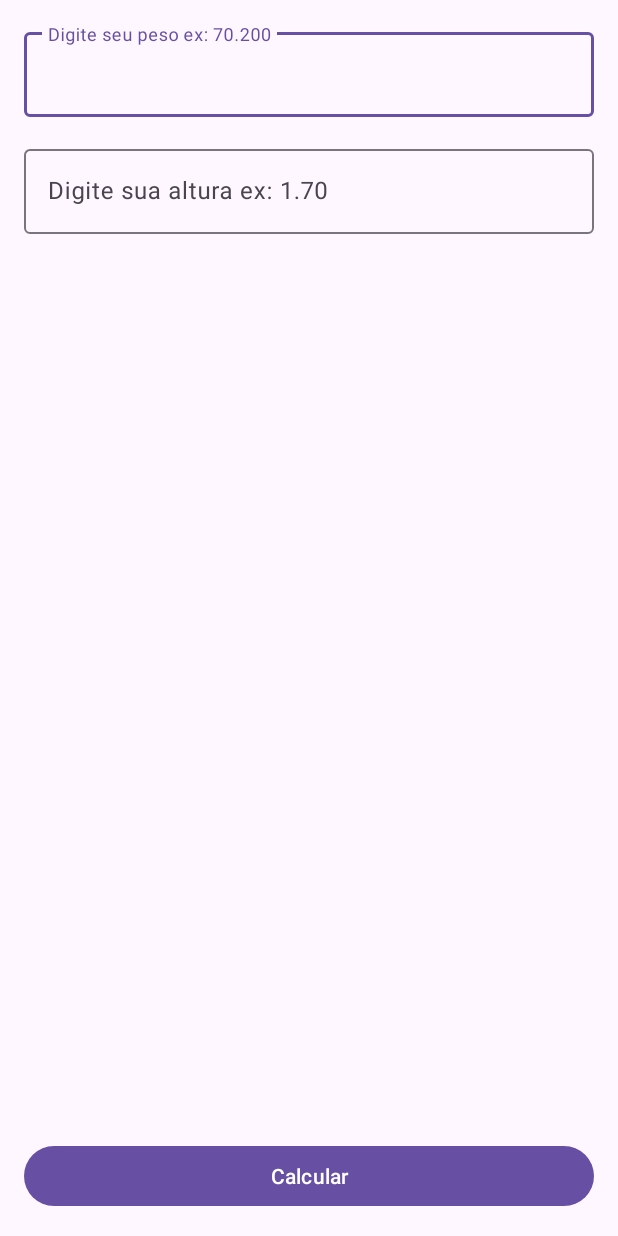
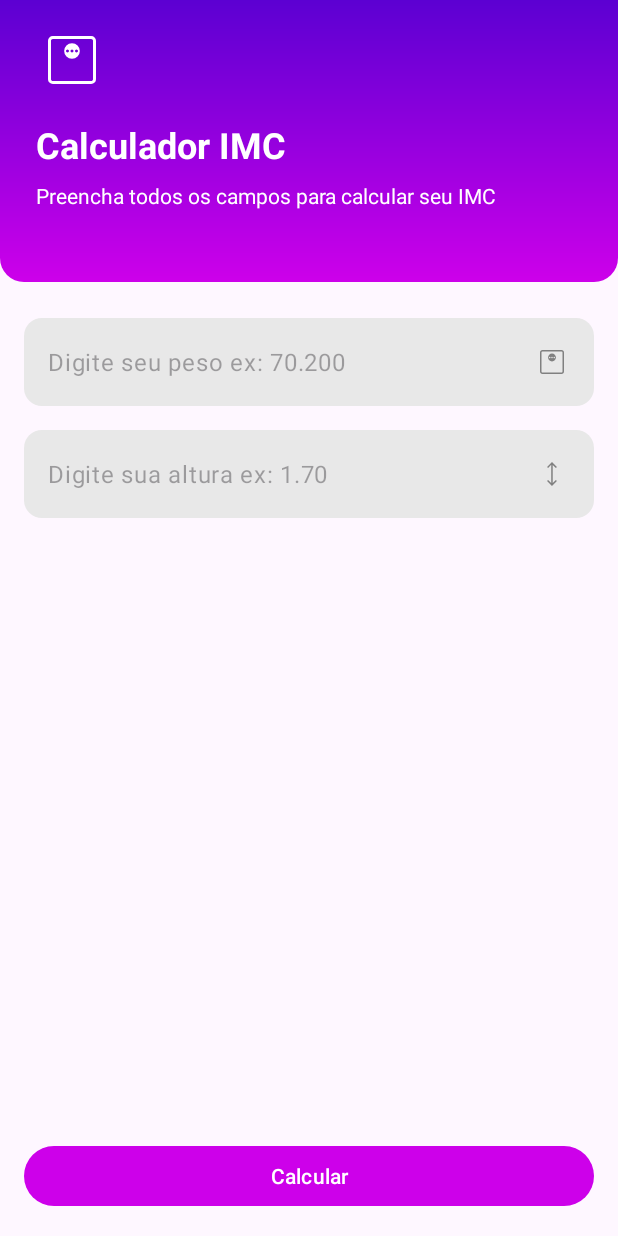
Before and after one commit to roquebuarquejr/calculadoraImc, an Android app: the screen it shows after launch (MainActivity), on a phone screen of 412 x 824 dp. Run offline under Robolectric (Android 15) with nearby library versions, the phone set to English and light mode, and no system bars.

Commit message:
melhorando experiencia do usuario

```diff
--- /dev/null
+++ b/app/src/main/res/drawable/gradient_bg.xml
@@ -0,0 +1,12 @@
+<?xml version="1.0" encoding="utf-8"?>
+<shape xmlns:android="http://schemas.android.com/apk/res/android">
+    <corners android:topLeftRadius="0dp"
+        android:topRightRadius="0dp"
+        android:bottomLeftRadius="16dp"
+        android:bottomRightRadius="16dp" />
+
+    <gradient
+        android:startColor="@color/primary_400"
+        android:endColor="@color/primary_900"
+        android:angle="90" />
+</shape>
--- /dev/null
+++ b/app/src/main/res/drawable/ic_height.xml
@@ -0,0 +1,9 @@
+<vector xmlns:android="http://schemas.android.com/apk/res/android"
+    android:width="24dp"
+    android:height="24dp"
+    android:viewportWidth="960"
+    android:viewportHeight="960">
+  <path
+      android:fillColor="#FF808080"
+      android:pathData="M479.23,800 L347.69,668.46l27.54,-27.54 84,82.23v-487.08l-83.23,83 -27.54,-27.54L480,160l131.54,131.54 -28.31,28.54 -84,-83.23v486.31l84,-82.23 27.54,27.54L479.23,800Z"/>
+</vector>
--- /dev/null
+++ b/app/src/main/res/drawable/ic_weight.xml
@@ -0,0 +1,10 @@
+<vector xmlns:android="http://schemas.android.com/apk/res/android"
+    android:width="24dp"
+    android:height="24dp"
+    android:viewportWidth="960"
+    android:viewportHeight="960">
+
+  <path
+      android:fillColor="#FF808080"
+      android:pathData="M480,464.61q43.85,0 74.23,-30.38 30.38,-30.39 30.38,-74.23 0,-43.85 -30.38,-74.23 -30.39,-30.38 -74.23,-30.38 -43.85,0 -74.23,30.38 -30.38,30.39 -30.38,74.23 0,43.85 30.38,74.23 30.39,30.38 74.23,30.38ZM420,380q-8,0 -14,-6t-6,-14q0,-8 6,-14t14,-6q8,0 14,6t6,14q0,8 -6,14t-14,6ZM480,380q-8,0 -14,-6t-6,-14q0,-8 6,-14t14,-6q8,0 14,6t6,14q0,8 -6,14t-14,6ZM540,380q-8,0 -14,-6t-6,-14q0,-8 6,-14t14,-6q8,0 14,6t6,14q0,8 -6,14t-14,6ZM224.62,800Q197,800 178.5,781.5 160,763 160,735.39v-510.77Q160,197 178.5,178.5 197,160 224.62,160h510.77Q763,160 781.5,178.5 800,197 800,224.61v510.77Q800,763 781.5,781.5 763,800 735.39,800h-510.77ZM224.62,760h510.77q9.23,0 16.92,-7.69Q760,744.61 760,735.39v-510.77q0,-9.23 -7.69,-16.92Q744.61,200 735.39,200h-510.77q-9.23,0 -16.92,7.69Q200,215.39 200,224.61v510.77q0,9.23 7.69,16.92Q215.38,760 224.62,760ZM200,200v560,-560Z"/>
+</vector>
--- /dev/null
+++ b/app/src/main/res/drawable/rounded_bg.xml
@@ -0,0 +1,5 @@
+<?xml version="1.0" encoding="utf-8"?>
+<shape xmlns:android="http://schemas.android.com/apk/res/android">
+    <solid android:color="#E8E8E8" /> <!-- Gray color for the background -->
+    <corners android:radius="12dp" /> <!-- Radius for the rounded corners -->
+</shape>
--- a/app/src/main/res/layout/activity_main.xml
+++ b/app/src/main/res/layout/activity_main.xml
@@ -5,6 +5,46 @@
     android:layout_width="match_parent"
     android:layout_height="match_parent"
     tools:context=".MainActivity">
+
+    <LinearLayout
+        android:id="@+id/vg_header"
+        android:layout_width="match_parent"
+        android:layout_height="wrap_content"
+        android:background="@drawable/gradient_bg"
+        android:orientation="vertical"
+        app:layout_constraintEnd_toEndOf="parent"
+        app:layout_constraintStart_toStartOf="parent"
+        app:layout_constraintTop_toTopOf="parent">
+
+        <ImageView
+            android:layout_width="48dp"
+            android:layout_height="48dp"
+            android:layout_marginStart="24dp"
+            android:layout_marginTop="16dp"
+            android:layout_marginBottom="16dp"
+            android:src="@drawable/ic_weight"
+            app:tint="@color/white" />
+
+        <TextView
+            android:layout_width="wrap_content"
+            android:layout_height="wrap_content"
+            android:layout_marginStart="24dp"
+            android:text="Calculador IMC"
+            android:textColor="@color/white"
+            android:textSize="24sp"
+            android:textStyle="bold" />
+
+        <TextView
+            android:layout_width="wrap_content"
+            android:layout_height="wrap_content"
+            android:layout_marginStart="24dp"
+            android:layout_marginTop="8dp"
+            android:layout_marginEnd="24dp"
+            android:layout_marginBottom="48dp"
+            android:text="Preencha todos os campos para calcular seu IMC"
+            android:textColor="@color/white" />
+
+    </LinearLayout>
 
     <Button
         android:id="@+id/btn_calcular"
@@ -20,17 +60,23 @@
         android:id="@+id/textInputLayout"
         android:layout_width="match_parent"
         android:layout_height="wrap_content"
-        android:layout_margin="16dp"
+        android:layout_marginStart="16dp"
+        android:layout_marginTop="24dp"
+        android:layout_marginEnd="16dp"
+        app:hintEnabled="false"
         app:layout_constraintEnd_toEndOf="parent"
         app:layout_constraintStart_toStartOf="parent"
-        app:layout_constraintTop_toTopOf="parent">
+        app:layout_constraintTop_toBottomOf="@+id/vg_header">
 
         <com.google.android.material.textfield.TextInputEditText
             android:id="@+id/edt_peso"
             android:layout_width="match_parent"
             android:layout_height="wrap_content"
+            android:background="@drawable/rounded_bg"
+            android:drawableEnd="@drawable/ic_weight"
             android:hint="Digite seu peso ex: 70.200"
-            android:inputType="numberDecimal" />
+            android:inputType="numberDecimal"
+            android:maxLength="6" />
 
     </com.google.android.material.textfield.TextInputLayout>
 
@@ -38,6 +84,7 @@
         android:layout_width="match_parent"
         android:layout_height="wrap_content"
         android:layout_margin="16dp"
+        app:hintEnabled="false"
         app:layout_constraintEnd_toEndOf="parent"
         app:layout_constraintStart_toStartOf="parent"
         app:layout_constraintTop_toBottomOf="@+id/textInputLayout">
@@ -46,8 +93,11 @@
             android:id="@+id/edt_altura"
             android:layout_width="match_parent"
             android:layout_height="wrap_content"
+            android:background="@drawable/rounded_bg"
+            android:drawableEnd="@drawable/ic_height"
+            android:hint="Digite sua altura ex: 1.70"
             android:inputType="numberDecimal"
-            android:hint="Digite sua altura ex: 1.70" />
+            android:maxLength="4" />
 
     </com.google.android.material.textfield.TextInputLayout>
 
--- a/app/src/main/res/values-night/themes.xml
+++ b/app/src/main/res/values-night/themes.xml
@@ -2,6 +2,7 @@
     <!-- Base application theme. -->
     <style name="Base.Theme.Calculadoraimc" parent="Theme.Material3.DayNight.NoActionBar">
         <!-- Customize your dark theme here. -->
-        <!-- <item name="colorPrimary">@color/my_dark_primary</item> -->
+         <item name="colorPrimary">@color/primary_400</item>
+        <item name="android:statusBarColor">@color/primary_900</item>
     </style>
 </resources>
--- a/app/src/main/res/values/colors.xml
+++ b/app/src/main/res/values/colors.xml
@@ -2,4 +2,7 @@
 <resources>
     <color name="black">#FF000000</color>
     <color name="white">#FFFFFFFF</color>
+
+    <color name="primary_400">#cd00ea</color>
+    <color name="primary_900">#5c00d2</color>
 </resources>
--- a/app/src/main/res/values/themes.xml
+++ b/app/src/main/res/values/themes.xml
@@ -2,7 +2,8 @@
     <!-- Base application theme. -->
     <style name="Base.Theme.Calculadoraimc" parent="Theme.Material3.DayNight.NoActionBar">
         <!-- Customize your light theme here. -->
-        <!-- <item name="colorPrimary">@color/my_light_primary</item> -->
+        <item name="colorPrimary">@color/primary_400</item>
+        <item name="android:statusBarColor">@color/primary_900</item>
     </style>
 
     <style name="Theme.Calculadoraimc" parent="Base.Theme.Calculadoraimc" />
```
Also changed, not shown: app/src/main/AndroidManifest.xml (+6 -3 lines), app/src/main/java/com/comunidadedevspace/imc/MainActivity.kt (+8 -9 lines), app/src/main/java/com/comunidadedevspace/imc/ResultActivity.kt (added, +35 -0 lines), app/src/main/res/layout/activity_result.xml (added, +76 -0 lines).
